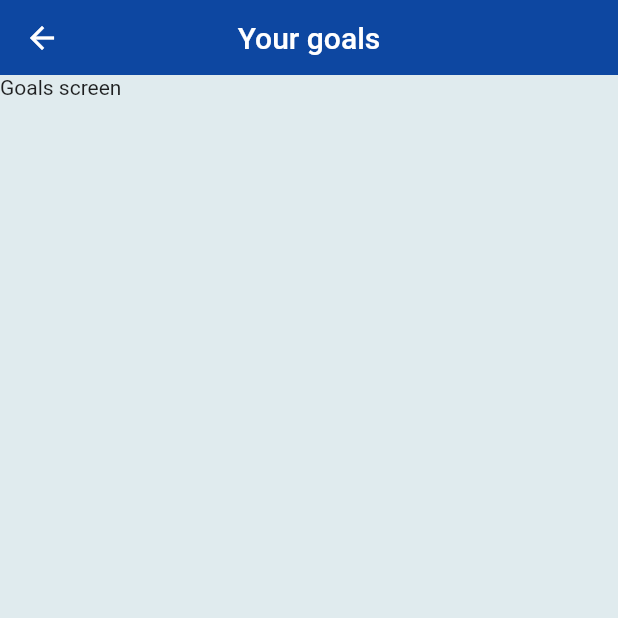
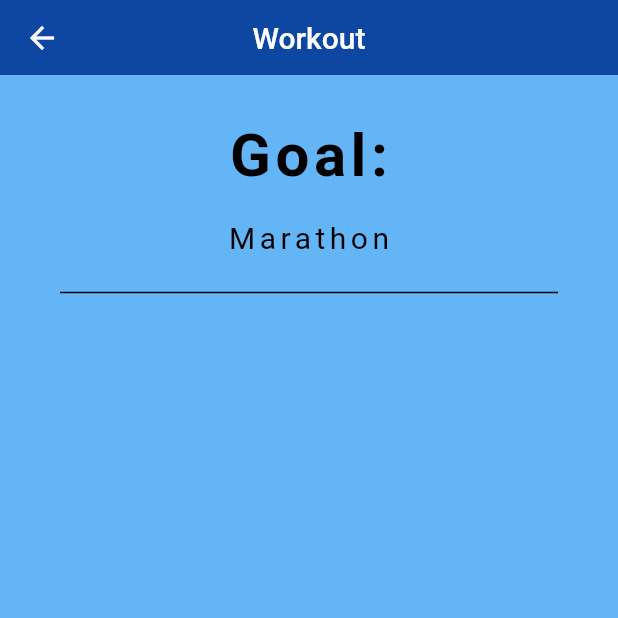
Before and after one commit to EnnyGit/PRJD-ClassF-Team4, a Flutter app: the Goal screen opened by its route, on a phone screen of 412 x 824 dp, the top half of it. Run offline on Flutter 3.47's test engine with Material 2 defaults, Android fonts, the phone set to English and light mode, and no system bars; our stand-ins replace flutter_spinkit; missing offline and left inert: dart:js, show_more_text_popup; network calls fail; statements that could not run were skipped.

Commit message:
Goal Page

```diff
--- /dev/null
+++ b/app-prototype/lib/constants/algorithms.dart
@@ -0,0 +1,12 @@
+class Algorithms {
+  // Wat doet een workout met je stats?
+
+
+  // Wat heb je nodig voor een bepaalde goal?
+
+  // Endurance berekenen
+  double getEndurance(int age, ) {
+    double vomax = 15.3 * (220 - age) / restingHeartRate;
+    return (vomax - 32) * 3.33;
+  }
+}
--- a/app-prototype/lib/pages/goal.dart
+++ b/app-prototype/lib/pages/goal.dart
@@ -9,15 +9,56 @@ class _GoalState extends State<Goal> {
   @override
   Widget build(BuildContext context) {
     return Scaffold(
-      backgroundColor: Color(0xFFE0EBEE),
+      backgroundColor: Colors.blue[300],
       appBar: AppBar(
         backgroundColor: Colors.blue[900],
-        title: Text('Your goals'),
+        title: Text('Workout'),
         centerTitle: true,
         elevation: 0,
         toolbarHeight: 50,
       ),
-      body: Text('Goals screen'),
+      body: Column(
+        children: <Widget>[
+          SizedBox(
+            height: 30,
+          ),
+          SizedBox(
+            width: 350,
+            child: Center(
+              child: Text(
+                "Goal:",
+                overflow: TextOverflow.ellipsis,
+                style: TextStyle(
+                  color: Colors.black,
+                  letterSpacing: 3.0,
+                  fontSize: 40.0,
+                  fontWeight: FontWeight.bold,
+                ),
+              )
+            ),
+          ),
+          SizedBox(
+            height: 20,
+          ),
+          Center(
+            child: Text(
+              "Marathon",
+              style: TextStyle(
+                color: Colors.black,
+                letterSpacing: 3.0,
+                fontSize: 20.0,
+              ),
+            ),
+          ),
+          Divider(
+            thickness: 1,
+            indent: 40,
+            endIndent: 40,
+            height: 50.0,
+            color: Colors.black,
+          ),
+        ],
+      ),
     );
   }
 }
--- a/app-prototype/lib/pages/home.dart
+++ b/app-prototype/lib/pages/home.dart
@@ -8,7 +8,6 @@ class Home extends StatefulWidget {
 class _HomeState extends State<Home> {
 
   Map data = {};
-
   int fitnessLevel = 0;
 
   @override
@@ -56,7 +55,7 @@ class _HomeState extends State<Home> {
                 ),
               ),
             ),
-            SizedBox(height: 60.0),
+            SizedBox(height: 40.0),
             Row(children: <Widget>[
               SizedBox(width: 10.0),
               SizedBox(
@@ -104,7 +103,7 @@ class _HomeState extends State<Home> {
                 ),
               ]
             ),
-            SizedBox(height: 25.0),
+            SizedBox(height: 40.0),
             Padding(
               padding: const EdgeInsets.all(8.0),
               child: Center(
--- a/app-prototype/lib/pages/singleworkouts.dart
+++ b/app-prototype/lib/pages/singleworkouts.dart
@@ -6,6 +6,10 @@ class SingleWorkouts extends StatelessWidget {
 
   List<Training> trainings = [
       Training(name: "Cruise Intervals", color: Colors.red, duration: '30-45 min', image: 'assets/runner3.png', details: '6 to 8 * 1,000m with 200m recovery jog', description: 'Description'),
+      Training(name: "Tempo Intervals", color: Colors.red, duration: '30 min', image: 'assets/runner2.png', details: '4 to 5 * 2,000m WITH 400m recovery jog', description: 'Description'),
+      Training(name: "Yasso 800s", color: Colors.yellow, duration: '20-25 min',  image: 'assets/boxing1.png', details: '8 to 10 * 800m with equal recovery jog', description: 'Description'),
+      Training(name: "Goal Pace Run", color: Colors.yellow, duration: '60 min',  image: 'assets/tennis1.png', details: '8 to 12 miles at marathon pace', description: 'Description'),
+      Training(name: "Quarters", color: Colors.purple, duration: '30 min',  image: 'assets/runner3.png', details: '8 to 10 * 2 mins with 1-min recovery jog', description: 'Description'),
       Training(name: "Tempo Intervals", color: Colors.red, duration: '30 min', image: 'assets/runner2.png', details: '4 to 5 * 2,000m WITH 400m recovery jog', description: 'Description'),
       Training(name: "Yasso 800s", color: Colors.yellow, duration: '20-25 min',  image: 'assets/boxing1.png', details: '8 to 10 * 800m with equal recovery jog', description: 'Description'),
       Training(name: "Goal Pace Run", color: Colors.yellow, duration: '60 min',  image: 'assets/tennis1.png', details: '8 to 12 miles at marathon pace', description: 'Description'),
--- a/app-prototype/lib/pages/workoutpage.dart
+++ b/app-prototype/lib/pages/workoutpage.dart
@@ -1,5 +1,8 @@
+import 'dart:js';
+
 import 'package:flutter/material.dart';
 import 'package:ninja_id_project/services/training.dart';
+import 'package:show_more_text_popup/show_more_text_popup.dart';
 
 class WorkoutPage extends StatelessWidget {
 
--- a/app-prototype/lib/services/API_intergration.dart
+++ b/app-prototype/lib/services/API_intergration.dart
@@ -55,9 +55,7 @@ class ApiIntergration {
   }
 
   void getEndurance() {
-    print('Age: $age RHR: $restingHeartRate');
     double vomax = 15.3 * (220 - age) / restingHeartRate;
-    print('test');
     endurance = (vomax - 32) * 3.33;
   }
 
--- a/app-prototype/pubspec.yaml
+++ b/app-prototype/pubspec.yaml
@@ -25,6 +25,7 @@ dependencies:
     sdk: flutter
   http: ^0.13.3
   flutter_spinkit: ^5.0.0
+  show_more_text_popup: ^0.2.0
 
   # The following adds the Cupertino Icons font to your application.
   # Use with the CupertinoIcons class for iOS style icons.
```
Also changed, not shown: app-prototype/pubspec.lock, 1 other file.
